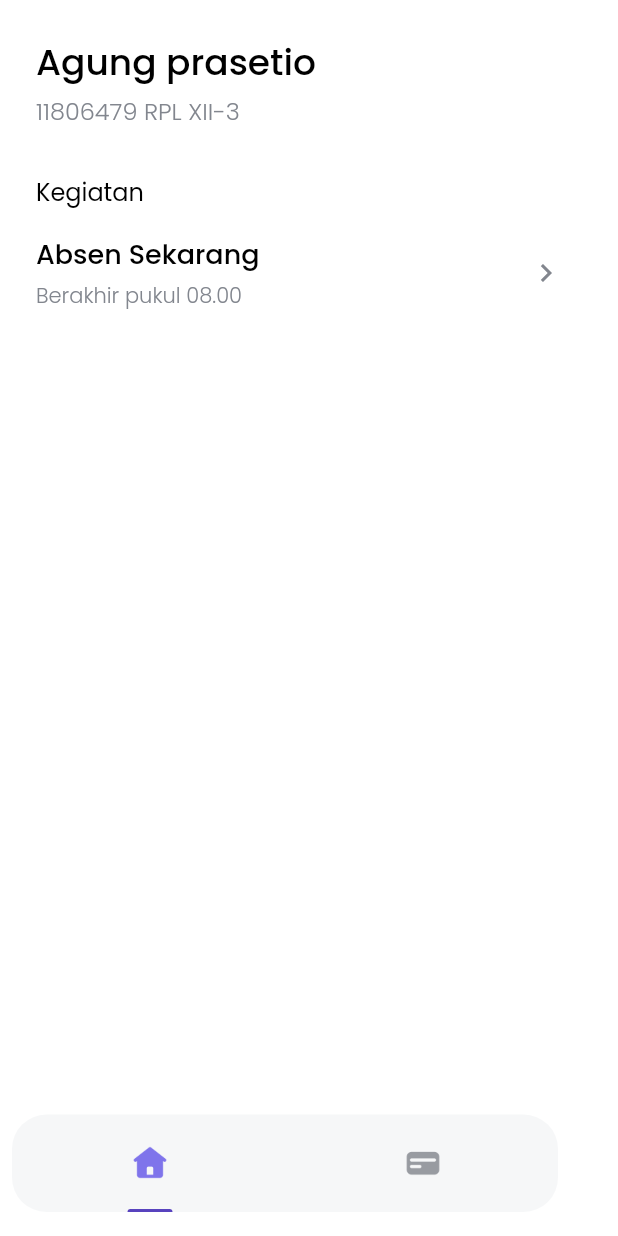
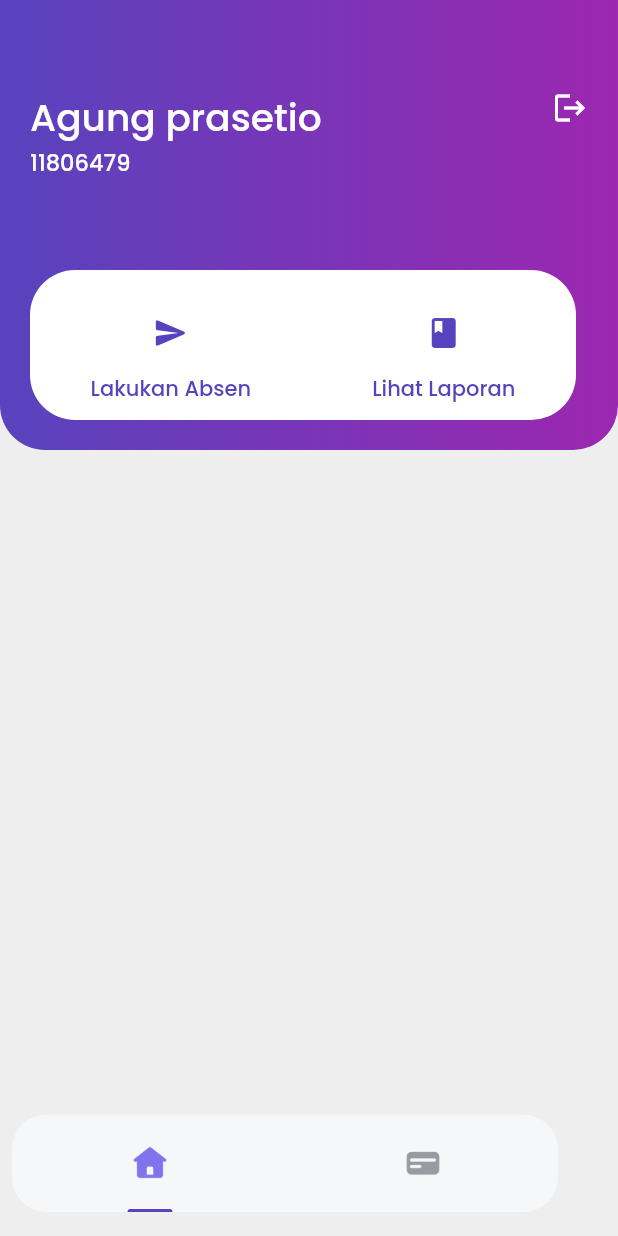
Before and after one commit to hariyanuar/absendigitalmobile, a Flutter app: the screen it shows once a user with an empty profile is signed in, on a phone screen of 412 x 824 dp. Run offline on Flutter 3.47's test engine with Material 2 defaults, Android fonts, the phone set to English and light mode, and no system bars; our stand-ins replace cloud_firestore, firebase_auth, firebase_core, google_fonts; missing offline and left inert: dart:js_util; accounts and stored records are empty.

Commit message:
home desain

```diff
--- a/lib/screens/home/home.dart
+++ b/lib/screens/home/home.dart
@@ -12,73 +12,101 @@ class _HomeState extends State<Home> {
   @override
   Widget build(BuildContext context) {
     return Scaffold(
-      backgroundColor: whiteColor,
-      body: SafeArea(
-        bottom: false,
-        child: ListView(
-          children: [
-            SizedBox(height: edge),
-            Padding(
-              padding: EdgeInsets.only(left: edge),
-              child: Text(
+      backgroundColor: Colors.grey[200],
+      body: Container(
+        child: Column(
+          children: <Widget>[
+            Stack(
+              children: <Widget>[
+                Container(
+                  height: 300,
+                  width: double.infinity,
+                  decoration: BoxDecoration(
+                      gradient: LinearGradient(
+                        colors: [purpleColor, Colors.purple],
+                      ),
+                      borderRadius: BorderRadius.only(
+                          bottomLeft: Radius.circular(30),
+                          bottomRight: Radius.circular(30))),
+                  child: Padding(
+                    padding: EdgeInsets.only(top: 60, left: 20, right: 20),
+                    child: Row(
+                      mainAxisAlignment: MainAxisAlignment.spaceBetween,
+                      crossAxisAlignment: CrossAxisAlignment.start,
+                      children: <Widget>[
+                        Column(
+                          crossAxisAlignment: CrossAxisAlignment.start,
+                          children: <Widget>[
+                            Text(
                               'Agung prasetio',
-                style: blackTextStyle.copyWith(fontSize: 24),
+                              style: whiteTextStyle.copyWith(fontSize: 25),
                             ),
+                            Text(
+                              '11806479',
+                              style: whiteTextStyle.copyWith(fontSize: 15),
+                            )
+                          ],
                         ),
-            SizedBox(height: 2),
-            Padding(
-              padding: EdgeInsets.only(left: edge),
-              child: Text(
-                '11806479 RPL XII-3',
-                style: greyTextStyle.copyWith(
-                  fontSize: 16,
+                        InkWell(
+                          onTap: () {},
+                          child: Icon(Icons.logout, color: whiteColor),
+                        )
+                      ],
                     ),
                   ),
                 ),
-            SizedBox(height: 30),
-            Padding(
-              padding: EdgeInsets.only(left: edge),
-              child: Text(
-                'Kegiatan',
-                style: regularTextStyle.copyWith(
-                  fontSize: 16,
+                Positioned(
+                  top: 180,
+                  left: 20,
+                  child: Container(
+                    width: MediaQuery.of(context).size.width - (2 * edge),
+                    height: 100,
+                    decoration: BoxDecoration(
+                        color: whiteColor,
+                        borderRadius: BorderRadius.circular(30)),
+                    child: Padding(
+                      padding: EdgeInsets.only(top: 30.0),
+                      child: Row(
+                        mainAxisAlignment: MainAxisAlignment.spaceAround,
+                        crossAxisAlignment: CrossAxisAlignment.start,
+                        children: <Widget>[
+                          Column(
+                            children: <Widget>[
+                              InkWell(
+                                  onTap: () {},
+                                  child: Icon(
+                                    Icons.send_rounded,
+                                    color: purpleColor,
+                                  )),
+                              SizedBox(height: 15),
+                              Text(
+                                'Lakukan Absen',
+                                style: purpleTextStyle,
+                              ),
+                            ],
+                          ),
+                          Column(
+                            children: <Widget>[
+                              InkWell(
+                                  onTap: () {},
+                                  child: Icon(
+                                    Icons.book_rounded,
+                                    color: purpleColor,
+                                  )),
+                              SizedBox(height: 15),
+                              Text(
+                                'Lihat Laporan',
+                                style: purpleTextStyle,
+                              ),
+                            ],
+                          )
+                        ],
                       ),
                     ),
                   ),
-            SizedBox(height: 16),
-            Padding(
-              padding: EdgeInsets.symmetric(horizontal: edge),
-              child: Column(
-                children: [
-                  Row(
-                    children: [
-                      Column(
-                        crossAxisAlignment: CrossAxisAlignment.start,
-                        children: [
-                          Text(
-                            'Absen Sekarang',
-                            style: blackTextStyle.copyWith(fontSize: 18),
-                          ),
-                          SizedBox(height: 4),
-                          Text(
-                            'Berakhir pukul 08.00',
-                            style: greyTextStyle.copyWith(fontSize: 14),
-                          ),
-                        ],
-                      ),
-                      Spacer(),
-                      IconButton(
-                        icon: Icon(
-                          Icons.chevron_right,
-                          color: greyColor,
-                        ),
-                        onPressed: () {},
                 )
               ],
             ),
-                ],
-              ),
-            )
           ],
         ),
       ),
```
Lines whose indentation alone changed are shown as unchanged.
